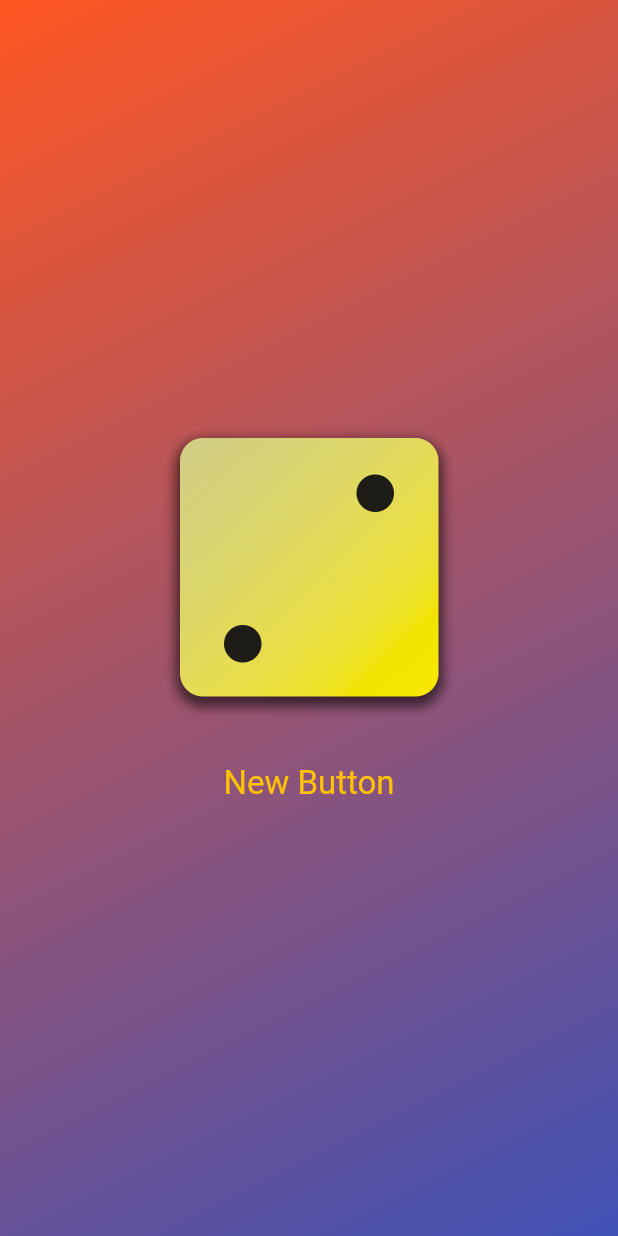
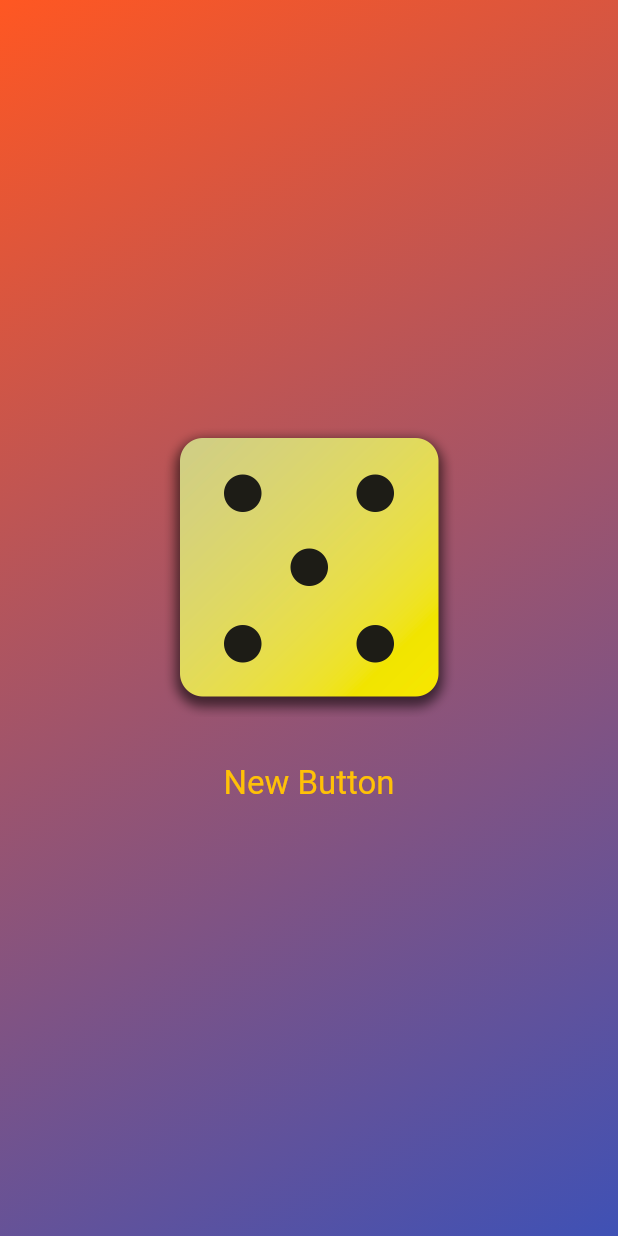
Before and after one commit to MohamedHashim/dice_roller_flutter_app, a Flutter app: the screen it shows after launch, after a tap on "New Button", on a phone screen of 412 x 824 dp. Run offline on Flutter 3.47's test engine with Material 2 defaults, Android fonts, the phone set to English and light mode, and no system bars.

Commit message:
Implement random dice rolling

```diff
--- a/lib/dice_roller.dart
+++ b/lib/dice_roller.dart
@@ -1,4 +1,8 @@
+import 'dart:math';
+
 import 'package:flutter/material.dart';
+
+final randomizer = Random();
 
 class DiceRoller extends StatefulWidget {
   const DiceRoller({super.key});
@@ -11,11 +15,11 @@ class DiceRoller extends StatefulWidget {
 
 // class starts with _ isa private class and onlu usable in this file
 class _DiceRoller extends State<DiceRoller> {
-  var diceImg = 'assets/images/dice-1.png';
+  var diceRoll = 2;
   void onClickButton() {
     // to render the UI again
     setState(() {
-      diceImg = 'assets/images/dice-2.png';
+      diceRoll = randomizer.nextInt(6) + 1;
     });
   }
 
@@ -24,7 +28,7 @@ class _DiceRoller extends State<DiceRoller> {
     return Column(
       mainAxisSize: MainAxisSize.min,
       children: [
-        Image.asset(diceImg, width: 200),
+        Image.asset('assets/images/dice-$diceRoll.png', width: 200),
         const SizedBox(
           height: 20,
         ),
```
